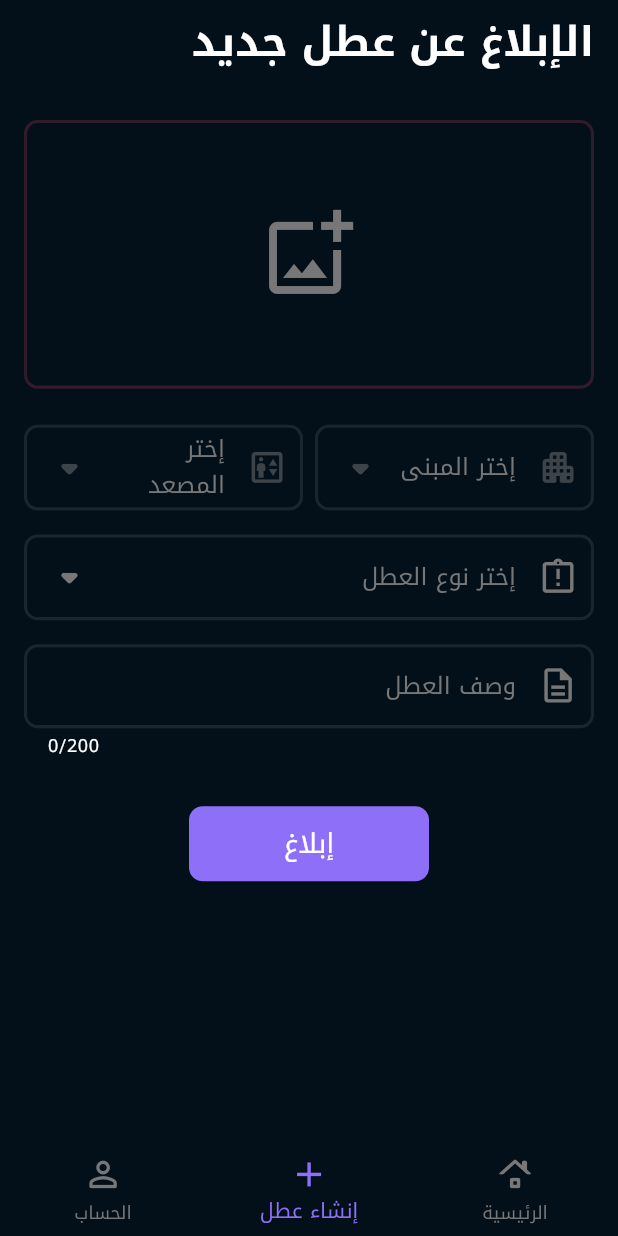
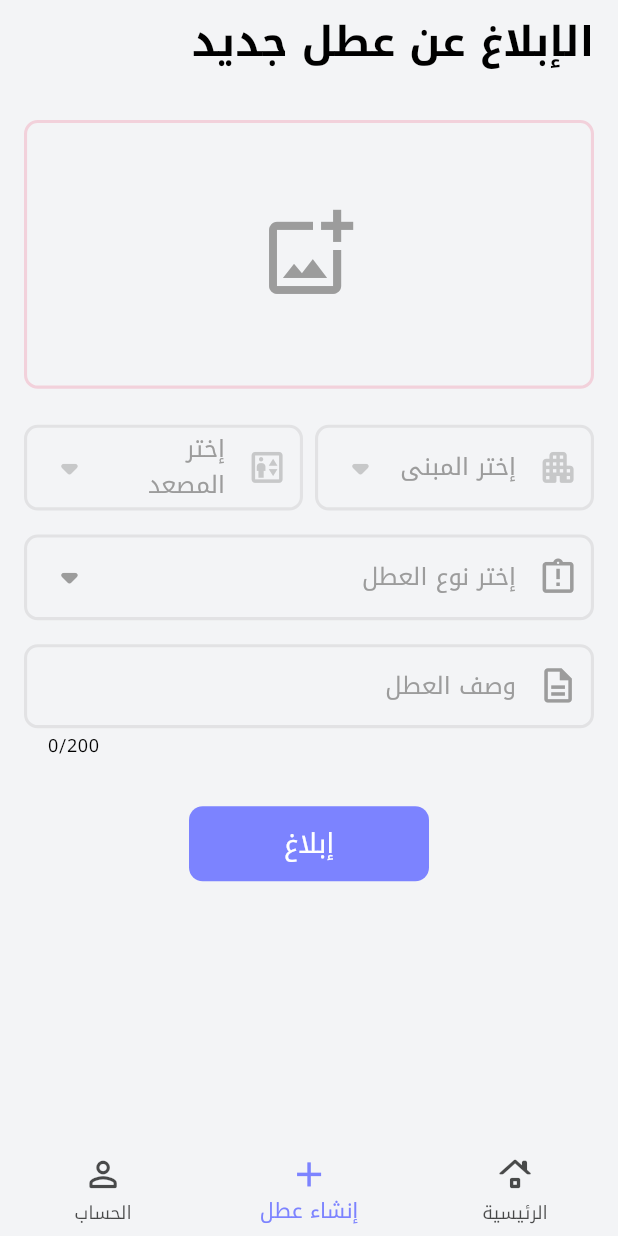
Before and after one commit to ebra0x0/UpDown, a Flutter app: the CreateIssueView screen opened by its route, on a phone screen of 412 x 824 dp. Run offline on Flutter 3.47's test engine with Material 3 defaults, Android fonts, the phone set to English and light mode, and no system bars; our stand-ins replace either_dart, firebase_core, flutter_bloc, flutter_image_compress, flutter_screenutil, flutter_secure_storage and 7 more; missing offline and left inert: video_compress; accounts and stored records are empty; network calls fail.

Commit message:
feat: Make the BottomNavigationBar with LinearGradient color for better ui

```diff
--- a/lib/core/theme/app_theme.dart
+++ b/lib/core/theme/app_theme.dart
@@ -29,7 +29,12 @@ class AppTheme {
       _isDark ? Palette.darkBackground : Palette.lightBackground;
   static Color get surface =>
       _isDark ? Palette.darkSurface : Palette.lightSurface;
+  static Color get text => _isDark ? Palette.darkWhite : Palette.lightBlack;
   static Color get white => _isDark ? Palette.darkWhite : Palette.lightWhite;
+  static Color get tabBar =>
+      _isDark ? Palette.darkBlack : Palette.lightScaffold;
+  static Color get tabBarItem =>
+      _isDark ? Palette.darkWhite : Palette.lightBlack;
   static Color get red => _isDark ? Palette.darkRed : Palette.lightRed;
   static Color get green => _isDark ? Palette.darkGreen : Palette.lightGreen;
   static Color get blue => _isDark ? Palette.darkBlue : Palette.lightBlue;
--- a/lib/core/theme/palette.dart
+++ b/lib/core/theme/palette.dart
@@ -9,6 +9,7 @@ abstract class Palette {
   static const Color lightSurface = Color(0xFFF9FAFB);
   static const Color lightGrey = Color(0xFF9C9C9C);
   static const Color lightWhite = Color(0xFFFFFFFF);
+  static const Color lightBlack = Color(0xFF000000);
   static const Color lightYellow = Color(0xFFFFD166);
   static const Color lightGreen = Color(0xFF07CFB1);
   static const Color lightRed = Color(0xFFEF476F);
@@ -21,6 +22,7 @@ abstract class Palette {
   static const Color darkSurface = Color(0xFF292D3D);
   static const Color darkGrey = Color(0xFF777777);
   static const Color darkWhite = Color(0xFFFFFFFF);
+  static const Color darkBlack = Color(0xFF000000);
   static const Color darkYellow = Color(0xFFFFD166);
   static const Color darkGreen = Color(0xFF029B84);
   static const Color darkRed = Color(0xFFEF476F);
--- a/lib/core/utils/manager/theme_cubit.dart
+++ b/lib/core/utils/manager/theme_cubit.dart
@@ -11,7 +11,7 @@ class ThemeCubit extends Cubit<ThemeMode> {
     final String? theme = gitIt<SharedPref>().get('theme');
 
     if (theme == null) {
-      emit(ThemeMode.dark);
+      emit(ThemeMode.light);
       return;
     }
 
--- a/lib/core/widgets/custom_list_tile.dart
+++ b/lib/core/widgets/custom_list_tile.dart
@@ -36,7 +36,7 @@ class CustomListTile extends StatelessWidget {
         title,
         overflow: TextOverflow.ellipsis,
         maxLines: 1,
-        style: Styles.textStyle14.copyWith(color: AppTheme.white),
+        style: Styles.textStyle14.copyWith(color: AppTheme.text),
       ),
       subtitle: subtitle == null
           ? null
--- a/lib/features/buildings/presentation/widgets/building_details_view_body.dart
+++ b/lib/features/buildings/presentation/widgets/building_details_view_body.dart
@@ -52,6 +52,13 @@ class BuildingDetailsViewBody extends StatelessWidget {
             floors: state.building.floors,
           ),
         ),
+        SliverPadding(
+          padding: EdgeInsets.symmetric(horizontal: 16),
+          sliver: BuildingFloorsSection(
+            floors: state.building.floors,
+          ),
+        ),
+        SliverFillRemaining()
       ],
     );
   }
--- a/lib/features/main_shell/root_view.dart
+++ b/lib/features/main_shell/root_view.dart
@@ -20,33 +20,59 @@ class RootView extends StatelessWidget {
     return MultiBlocProvider(
         providers: [
           BlocProvider(
-            create: (context) => BuildingsCubit(gitIt.get<BuildingsRepoImp>())),
+              create: (context) =>
+                  BuildingsCubit(gitIt.get<BuildingsRepoImp>())),
           BlocProvider(
-            create: (context) => ElevatorsCubit(gitIt.get<ElevatorRepoImp>())),
+              create: (context) =>
+                  ElevatorsCubit(gitIt.get<ElevatorRepoImp>())),
           BlocProvider(
               create: (context) => IssuesCubit(gitIt.get<IssuesRepoImp>())),
         ],
         child: Scaffold(
-        body: navigationShell,
-        bottomNavigationBar: Theme(
+          body: Stack(
+            children: [
+              navigationShell,
+              Align(
+                alignment: Alignment.bottomCenter,
+                child: Container(
+                  decoration: BoxDecoration(
+                    gradient: LinearGradient(
+                      colors: [
+                        AppTheme.tabBar.withValues(alpha: 0),
+                        AppTheme.tabBar,
+                      ],
+                      begin: Alignment.topCenter,
+                      end: Alignment.bottomCenter,
+                    ),
+                  ),
+                  child: Theme(
                     data: Theme.of(context).copyWith(
                       splashColor: Colors.transparent,
                       highlightColor: Colors.transparent,
                       splashFactory: NoSplash.splashFactory,
                     ),
                     child: BottomNavigationBar(
+                      backgroundColor: Colors.transparent,
+                      elevation: 0,
                       currentIndex: navigationShell.currentIndex,
                       onTap: (index) => navigationShell.goBranch(index),
                       selectedItemColor: AppTheme.primary,
-            unselectedItemColor: AppTheme.grey,
+                      unselectedItemColor:
+                          AppTheme.tabBarItem.withValues(alpha: 0.7),
                       items: [
-              BottomNavigationBarItem(icon: Styles.homeIcon, label: 'الرئيسية'),
-              BottomNavigationBarItem(icon: Styles.addIcon, label: 'إنشاء عطل'),
-              BottomNavigationBarItem(icon: Styles.userIcon, label: 'الحساب'),
+                        BottomNavigationBarItem(
+                            icon: Styles.homeIcon, label: 'الرئيسية'),
+                        BottomNavigationBarItem(
+                            icon: Styles.addIcon, label: 'إنشاء عطل'),
+                        BottomNavigationBarItem(
+                            icon: Styles.userIcon, label: 'الحساب'),
                       ],
                     ),
                   ),
                 ),
-    );
+              ),
+            ],
+          ),
+        ));
   }
 }
```
Also changed, not shown: 4 other files. Lines whose indentation alone changed are shown as unchanged.
